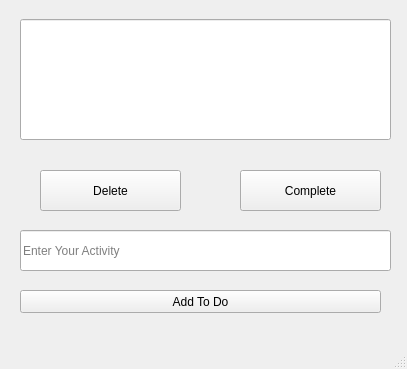
The window that newPthon/newone/someProjects/todo.ui (do4best/somedjangoprojects) describes before a commit, drawn with Qt 5.
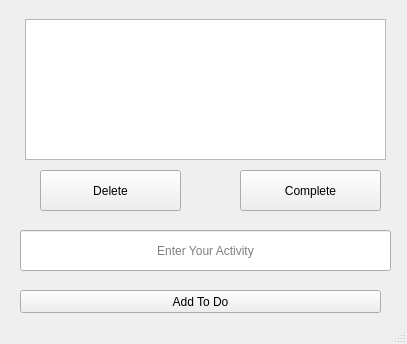
The same window after the commit.

Commit message: At Last ToDO List is complete with the help of copilot without its help the book example had brought me to living hell, Thanks Copilot but i still need to understand a lot of things such as what if i store the todos in a database ane more..

```diff
--- a/newPthon/newone/someProjects/todo.ui
+++ b/newPthon/newone/someProjects/todo.ui
@@ -7,7 +7,7 @@
     <x>0</x>
     <y>0</y>
     <width>407</width>
-    <height>369</height>
+    <height>344</height>
    </rect>
   </property>
   <property name="windowTitle">
@@ -20,16 +20,16 @@
       <x>20</x>
       <y>19</y>
       <width>371</width>
-      <height>121</height>
+      <height>141</height>
      </rect>
     </property>
-    <widget class="QLineEdit" name="lineEdit">
+    <widget class="QListView" name="todolistView">
      <property name="geometry">
       <rect>
-       <x>0</x>
+       <x>5</x>
        <y>0</y>
-       <width>371</width>
-       <height>121</height>
+       <width>361</width>
+       <height>141</height>
       </rect>
      </property>
     </widget>
@@ -69,6 +69,9 @@
       <height>41</height>
      </rect>
     </property>
+    <property name="alignment">
+     <set>Qt::AlignCenter</set>
+    </property>
     <property name="placeholderText">
      <string>Enter Your Activity</string>
     </property>
```
Left out of the diff: 12 changed lines with no effect on the pictures. The commit also changes 11 other files.
